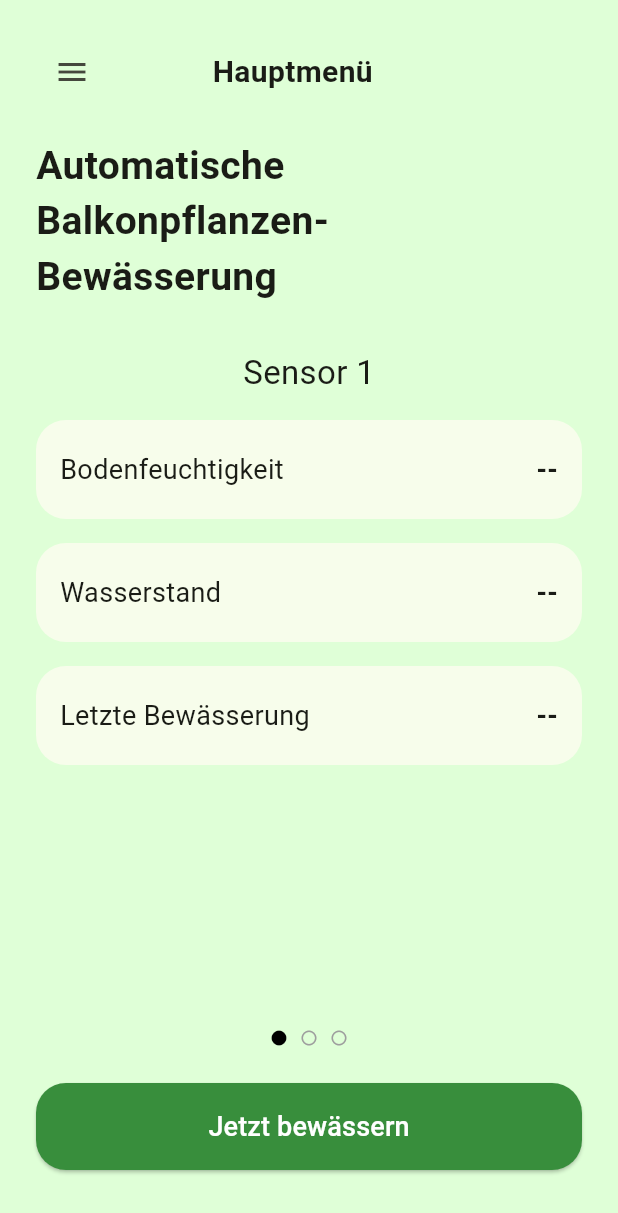
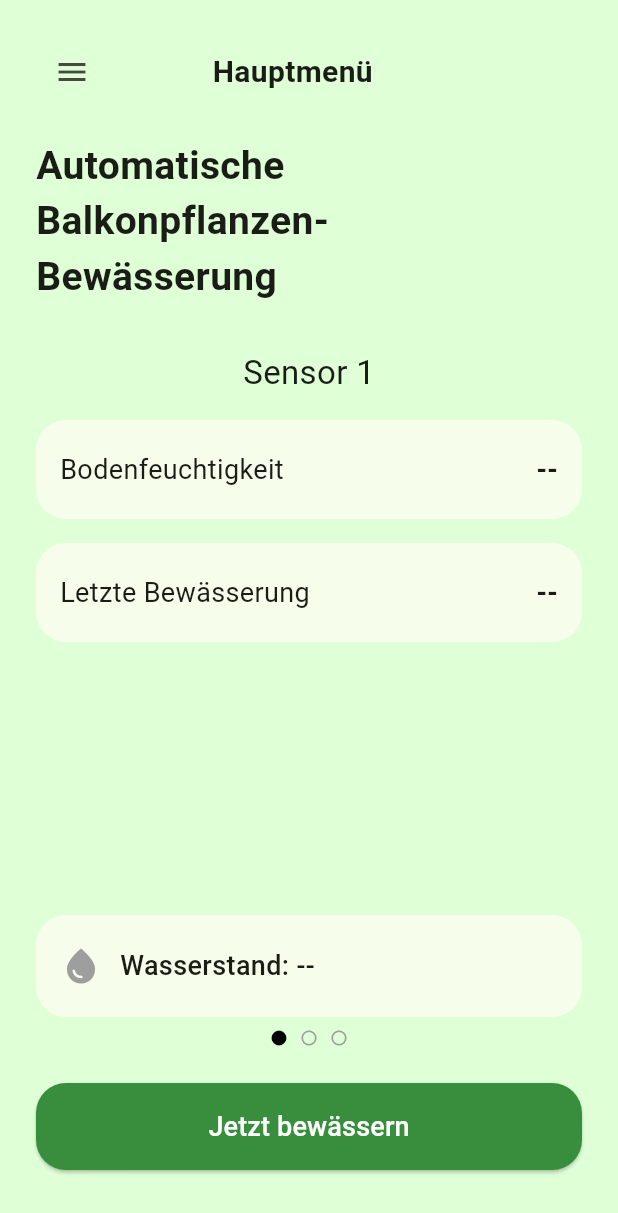
Before and after one commit to SpartanProgram/balkon-bewaesserung-app, a Flutter app: the screen it shows after launch, on a phone screen of 412 x 824 dp. Shown: the top 1213 px of the screen. Run offline on Flutter 3.47's test engine with Material 3 defaults, Android fonts, the phone set to English and light mode, and no system bars; our stand-ins replace shared_preferences; missing offline and left inert: mqtt_client.

Commit message:
separate the wasserstand UI on home_screen and update auto connection to mqtt after the app resumes from background or screen lock
Former-commit-id: 4943c35f23e51cf48eb333a5d0710a3f390af709

```diff
--- a/Software/lib/home_screen.dart
+++ b/Software/lib/home_screen.dart
@@ -11,9 +11,30 @@ class HomeScreen extends StatefulWidget {
   State<HomeScreen> createState() => _HomeScreenState();
 }
 
-class _HomeScreenState extends State<HomeScreen> {
+class _HomeScreenState extends State<HomeScreen> with WidgetsBindingObserver {
   final PageController _pageController = PageController();
   int _currentSensorIndex = 0;
+
+  @override
+  void initState() {
+    super.initState();
+    WidgetsBinding.instance.addObserver(this);
+  }
+
+  @override
+  void dispose() {
+    WidgetsBinding.instance.removeObserver(this);
+    _pageController.dispose();
+    super.dispose();
+  }
+
+  @override
+  void didChangeAppLifecycleState(AppLifecycleState state) {
+    if (state == AppLifecycleState.resumed) {
+      final provider = context.read<SensorDataProvider>();
+      provider.reconnectIfNeeded(); // This assumes you have reconnect logic in the provider
+    }
+  }
 
   @override
   Widget build(BuildContext context) {
@@ -61,8 +82,6 @@ class _HomeScreenState extends State<HomeScreen> {
                     const SizedBox(height: 16),
                     _infoCard("Bodenfeuchtigkeit", sensor["moisture"]!),
                     const SizedBox(height: 16),
-                    _infoCard("Wasserstand", sensor["waterLevel"]!),
-                    const SizedBox(height: 16),
                     _infoCard("Letzte Bewässerung", sensor["lastWatered"]!),
                   ],
                 );
@@ -70,6 +89,8 @@ class _HomeScreenState extends State<HomeScreen> {
             ),
           ),
 
+          if (sensorData.isNotEmpty)
+            _waterLevelIndicator(sensorData[0]["waterLevel"]!),
           const SizedBox(height: 8),
 
           // Dot Indicator
@@ -93,7 +114,6 @@ class _HomeScreenState extends State<HomeScreen> {
 
           const SizedBox(height: 24),
 
-          // Button
           SizedBox(
             width: double.infinity,
             child: ElevatedButton(
@@ -106,9 +126,7 @@ class _HomeScreenState extends State<HomeScreen> {
               ),
               onPressed: () {
                 HapticFeedback.heavyImpact();
-
-                final mqtt = context.read<SensorDataProvider>();
-                mqtt.triggerWatering();
+                context.read<SensorDataProvider>().triggerWatering();
 
                 ScaffoldMessenger.of(context).showSnackBar(
                   const SnackBar(content: Text("🚿 Bewässerung gestartet")),
@@ -121,6 +139,47 @@ class _HomeScreenState extends State<HomeScreen> {
             ),
           ),
           const SizedBox(height: 20),
+        ],
+      ),
+    );
+  }
+
+  Widget _waterLevelIndicator(String waterLevelStr) {
+    int level = int.tryParse(waterLevelStr.replaceAll('%', '')) ?? -1;
+
+    IconData icon = Icons.water_drop;
+    Color iconColor;
+    String statusText;
+
+    if (level >= 70) {
+      iconColor = Colors.green;
+      statusText = "Wasserstand: Hoch";
+    } else if (level >= 30) {
+      iconColor = Colors.orange;
+      statusText = "Wasserstand: Mittel";
+    } else if (level >= 0) {
+      iconColor = Colors.red;
+      statusText = "Wasserstand: Niedrig";
+    } else {
+      iconColor = Colors.grey;
+      statusText = "Wasserstand: --";
+    }
+
+    return Container(
+      width: double.infinity,
+      padding: const EdgeInsets.symmetric(horizontal: 16, vertical: 20),
+      decoration: BoxDecoration(
+        color: const Color(0xFFF7FDEB),
+        borderRadius: BorderRadius.circular(20),
+      ),
+      child: Row(
+        children: [
+          Icon(icon, color: iconColor, size: 28),
+          const SizedBox(width: 12),
+          Text(
+            statusText,
+            style: const TextStyle(fontSize: 18, fontWeight: FontWeight.w500),
+          ),
         ],
       ),
     );
```
Also changed, not shown: Software/lib/widgets/sensor_data_provider.dart (+38 -39 lines).
